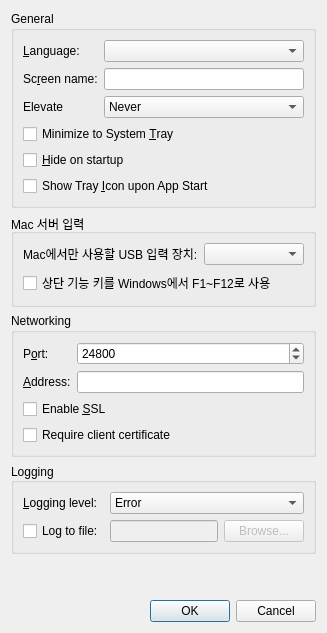
First picture: the form in src/gui/src/SettingsDialog.ui, repository Craft374/input-leap, before the edit.
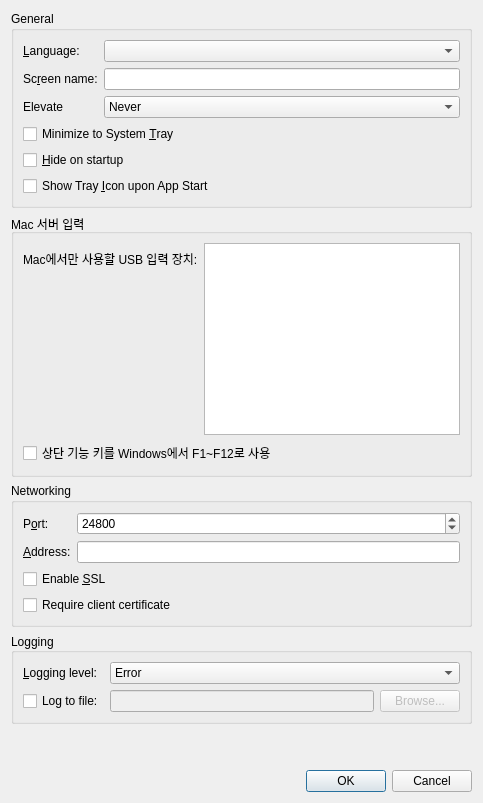
Second picture: the form after the edit.

Commit message: Mac USB 장치 여러 개 선택 가능하도록 변경

Patch:
```diff
--- a/src/gui/src/SettingsDialog.ui
+++ b/src/gui/src/SettingsDialog.ui
@@ -150,7 +150,11 @@
        </widget>
       </item>
       <item row="0" column="1">
-       <widget class="QComboBox" name="m_pComboLocalInputDevice"/>
+       <widget class="QListWidget" name="m_pListLocalInputDevices">
+        <property name="maximumHeight">
+         <number>96</number>
+        </property>
+       </widget>
       </item>
       <item row="1" column="0" colspan="2">
        <widget class="QCheckBox" name="m_pCheckBoxMacMapFunctionKeys">
```
The commit also changes 2 other files.
